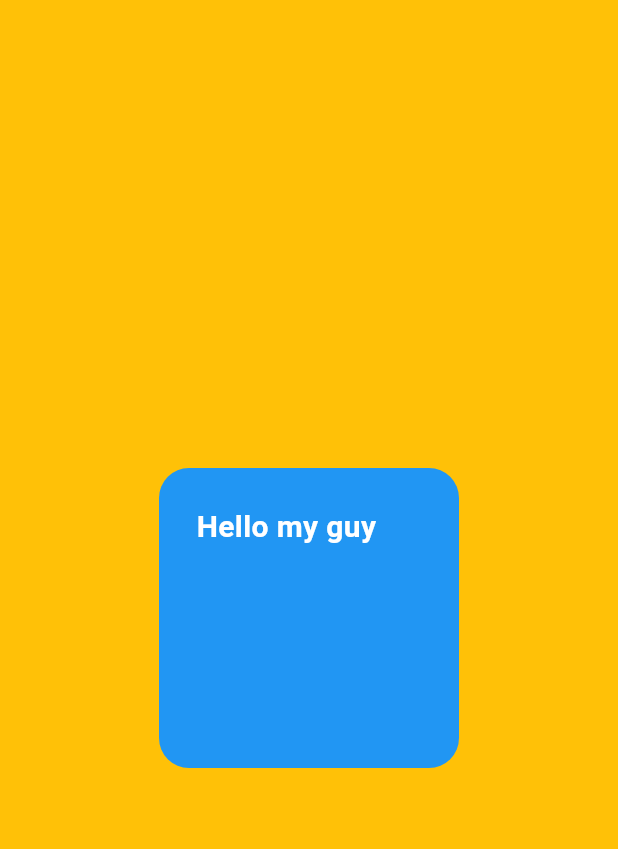
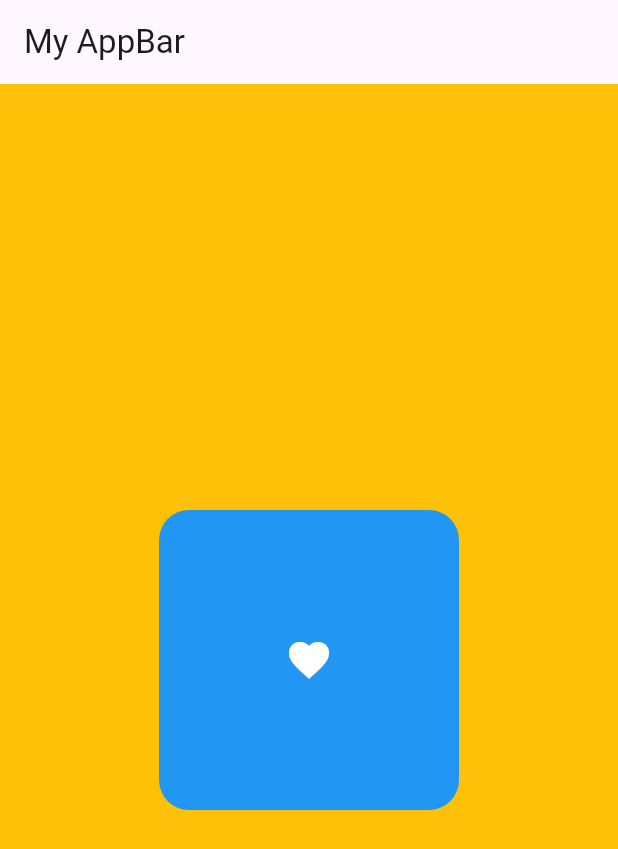
Before and after one commit to Odhi-ambo/flutter_fundamentals_101, a Flutter app: the screen it shows after launch, on a phone screen of 412 x 824 dp. Shown: the top 849 px of the screen. Run offline on Flutter 3.47's test engine with Material 3 defaults, Android fonts, the phone set to English and light mode, and no system bars.

Commit message:
initial commit

```diff
--- a/lib/main.dart
+++ b/lib/main.dart
@@ -13,6 +13,9 @@ class MyApp extends StatelessWidget {
       debugShowCheckedModeBanner: false,
       home: Scaffold(
         backgroundColor: Colors.amber,
+        appBar: AppBar(
+          title: Text("My AppBar"),
+        ),
         body: Center(
           child: Container(
             height: 200,
@@ -21,13 +24,12 @@ class MyApp extends StatelessWidget {
                 color: Colors.blue, borderRadius: BorderRadius.circular(20)),
 
             padding: EdgeInsets.symmetric(horizontal: 25, vertical: 25),
+
             // padding: EdgeInsets.only(top: 10, left: 20),
-            child: Text(
-              'Hello my guy',
-              style: TextStyle(
-                  color: Colors.white,
-                  fontSize: 20,
-                  fontWeight: FontWeight.bold),
+            child: Icon(
+              Icons.favorite,
+              color: Colors.white,
+              size: 32,
             ),
           ),
         ),
```
